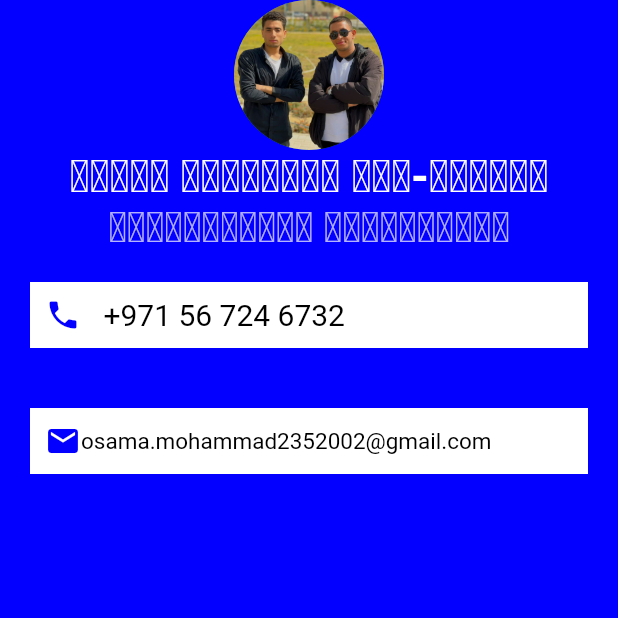
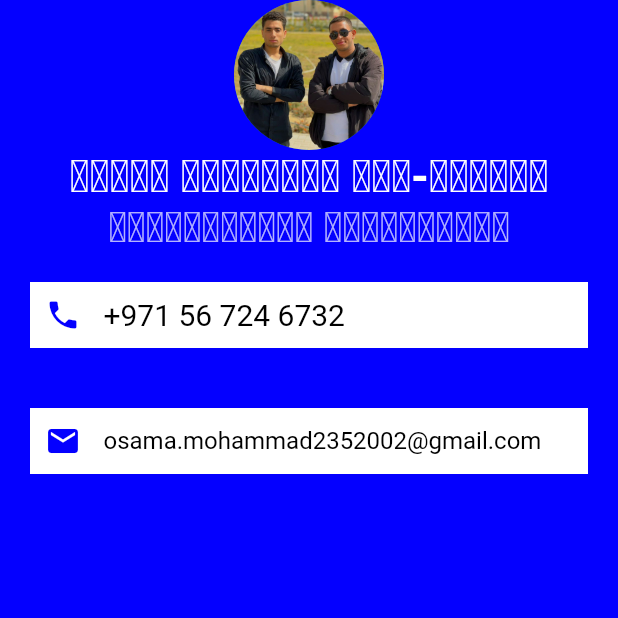
Before and after one commit to OsamaMohammadAbdalaziz/business_card_app, a Flutter app: the screen it shows after launch, on a phone screen of 412 x 824 dp, the top half of it. Run offline on Flutter 3.47's test engine with Material 2 defaults, Android fonts, the phone set to English and light mode, and no system bars.

Commit message:
use SizedBox widget

```diff
--- a/lib/Pages/Home.dart
+++ b/lib/Pages/Home.dart
@@ -65,11 +65,14 @@ class Home extends StatelessWidget {
                     Icons.email,
                     color: Color.fromARGB(255, 4, 0, 255),
                   ),
+                  SizedBox(
+                    width: 15,
+                  ),
                   Text(
                     "osama.mohammad2352002@gmail.com",
                     style: TextStyle(
                       color: Color.fromARGB(255, 0, 0, 0),
-                      fontSize: 15,
+                      fontSize: 16,
                     ),
                   ),
                 ],
```
